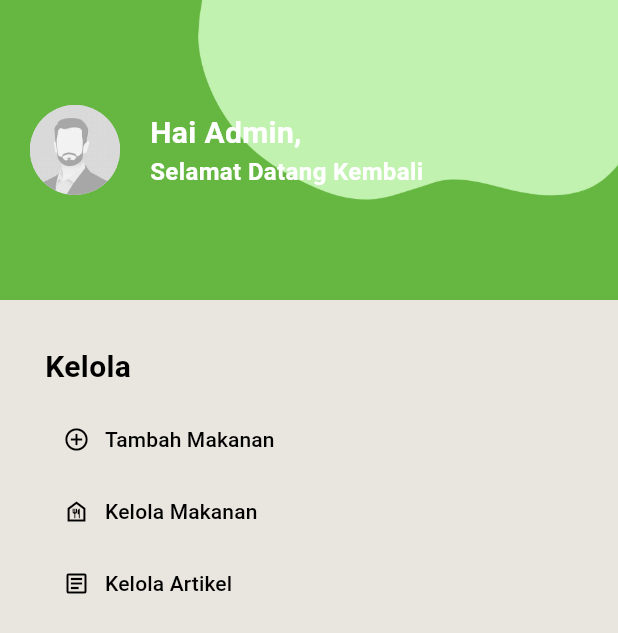
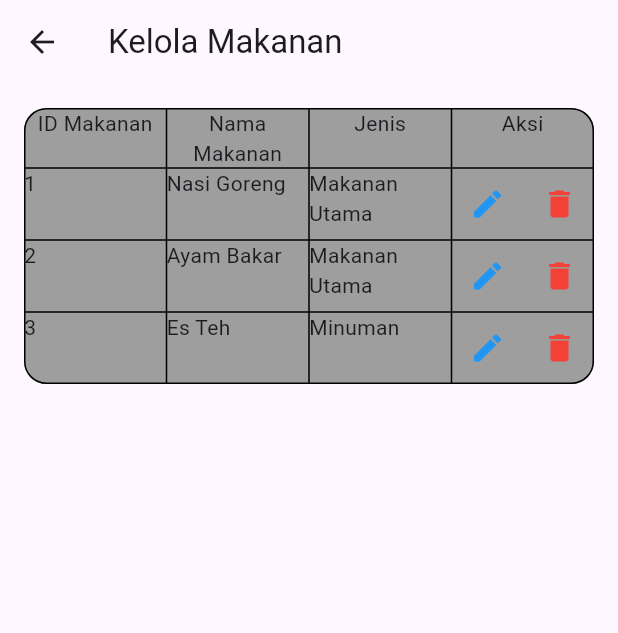
Before and after one commit to ahmadfauzy19/FoodTrack_proyek4, a Flutter app: the AdminPage screen opened directly, after a tap on "Kelola Makanan", on a phone screen of 412 x 824 dp. Shown: the top 633 px of the screen. Run offline on Flutter 3.47's test engine with Material 3 defaults, Android fonts, the light colour scheme and no system bars; Roboto replaces fonts that are missing (fonts/Schyler-Italic.ttf).

Commit message:
Icon Logo dan tampilan awal kelola makanan

```diff
--- a/tugas_project4_giziqu/lib/Admin/AdminPage.dart
+++ b/tugas_project4_giziqu/lib/Admin/AdminPage.dart
@@ -1,5 +1,6 @@
 import 'package:flutter/material.dart';
 import "TambahMakanan.dart";
+import "KelolaMakanan.dart";
 
 class AdminPage extends StatefulWidget {
   const AdminPage({super.key});
@@ -105,7 +106,11 @@ class _AdminPageState extends State<AdminPage> {
                     ),
                     TextButton(
                       onPressed: () {
-                        // Tindakan yang akan dilakukan saat tombol ditekan
+                        Navigator.push(
+                          context,
+                          MaterialPageRoute(
+                              builder: (context) => KelolaMakanan()),
+                        );
                       },
                       child: const Row(
                         children: [
--- /dev/null
+++ b/tugas_project4_giziqu/lib/Admin/KelolaMakanan.dart
@@ -0,0 +1,92 @@
+import 'package:flutter/material.dart';
+
+class KelolaMakanan extends StatefulWidget {
+  const KelolaMakanan({super.key});
+
+  @override
+  State<KelolaMakanan> createState() => _KelolaMakananState();
+}
+
+class _KelolaMakananState extends State<KelolaMakanan> {
+  List<Map<String, String>> makananList = [
+    {
+      'idmakanan': '1',
+      'nama makanan': 'Nasi Goreng',
+      'jenis': 'Makanan Utama',
+    },
+    {
+      'idmakanan': '2',
+      'nama makanan': 'Ayam Bakar',
+      'jenis': 'Makanan Utama',
+    },
+    {
+      'idmakanan': '3',
+      'nama makanan': 'Es Teh',
+      'jenis': 'Minuman',
+    },
+  ];
+  @override
+  Widget build(BuildContext context) {
+    return Scaffold(
+      appBar: AppBar(
+        title: Text("Kelola Makanan"),
+      ),
+      body: Padding(
+        padding: EdgeInsets.all(16),
+        child: Container(
+          decoration: BoxDecoration(
+              borderRadius: BorderRadius.circular(15), color: Colors.grey),
+          child: Table(
+            border: TableBorder.all(borderRadius: BorderRadius.circular(15)),
+            children: [
+              TableRow(
+                children: [
+                  TableCell(
+                    child: Text(
+                      "ID Makanan",
+                      textAlign: TextAlign.center,
+                    ),
+                  ),
+                  TableCell(
+                    child: Text("Nama Makanan", textAlign: TextAlign.center),
+                  ),
+                  TableCell(
+                    child: Text("Jenis", textAlign: TextAlign.center),
+                  ),
+                  TableCell(
+                    child: Text("Aksi", textAlign: TextAlign.center),
+                  ),
+                ],
+              ),
+              for (var item in makananList)
+                TableRow(children: [
+                  TableCell(child: Text(item['idmakanan']!)),
+                  TableCell(child: Text(item['nama makanan']!)),
+                  TableCell(child: Text(item['jenis']!)),
+                  TableCell(
+                    child: SingleChildScrollView(
+                      scrollDirection: Axis.horizontal,
+                      child: Row(
+                        children: [
+                          IconButton(
+                            onPressed: () {},
+                            icon: Icon(Icons.edit),
+                            color: Colors.blue,
+                          ),
+                          IconButton(
+                            onPressed: () {},
+                            icon: Icon(Icons.delete),
+                            color: Colors.red,
+                          )
+                        ],
+                      ),
+                    ),
+                  )
+                ])
+            ],
+          ),
+        ),
+      ),
+    );
+  }
+}
--- a/tugas_project4_giziqu/pubspec.yaml
+++ b/tugas_project4_giziqu/pubspec.yaml
@@ -34,6 +34,7 @@ dependencies:
   # The following adds the Cupertino Icons font to your application.
   # Use with the CupertinoIcons class for iOS style icons.
   cupertino_icons: ^1.0.2
+  flutter_launcher_icons: ^0.13.1
 
 dev_dependencies:
   flutter_test:
@@ -45,6 +46,11 @@ dev_dependencies:
   # package. See that file for information about deactivating specific lint
   # rules and activating additional ones.
   flutter_lints: ^2.0.0
+
+flutter_launcher_icons:
+  android: true
+  image_path: "assets/logo.png"
+  min_sdk_android: 21
 
 # For information on the generic Dart part of this file, see the
 # following page: https://dart.dev/tools/pub/pubspec
```
Also changed, not shown: tugas_project4_giziqu/pubspec.lock, 5 other files.
